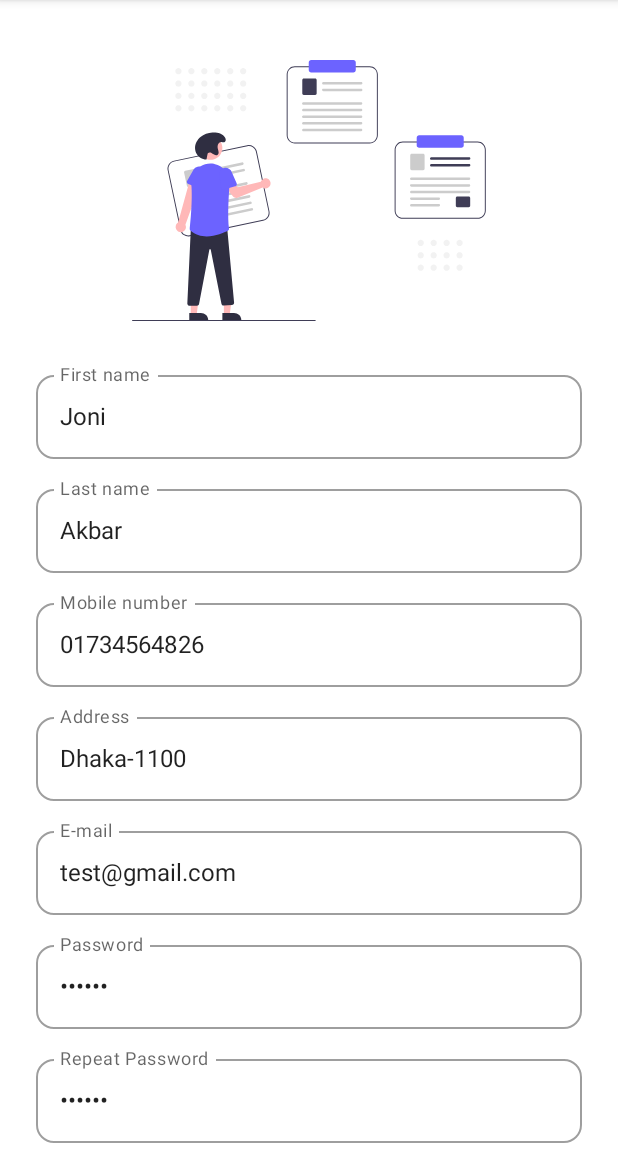
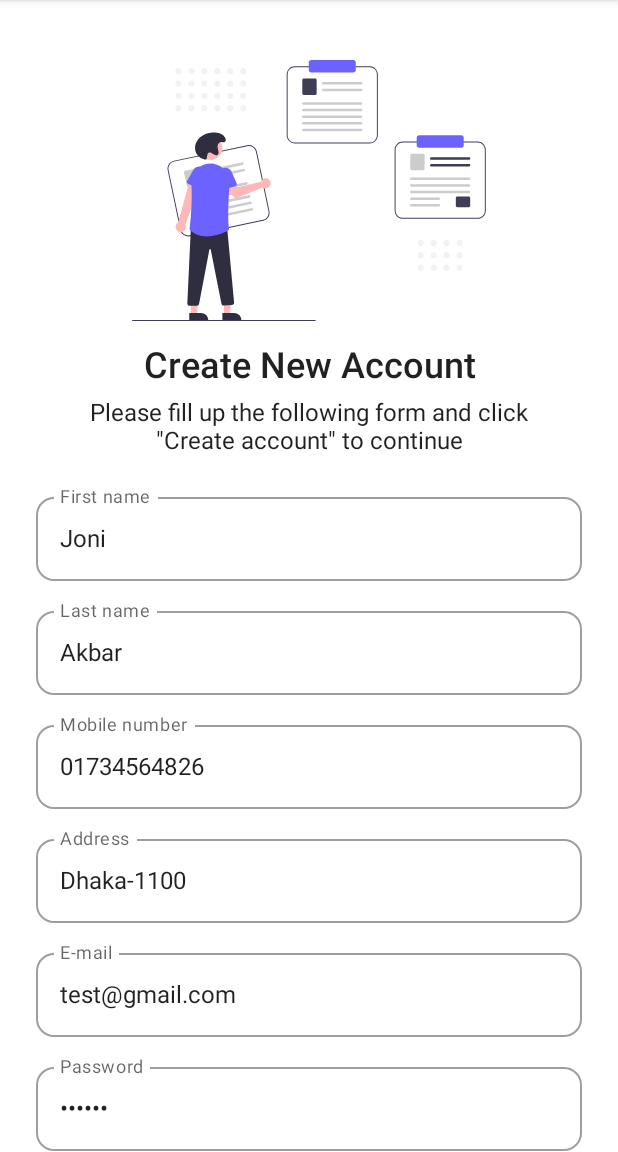
Before and after one commit to afjal-al-sayed/Super_Notes, an Android app built with Jetpack Compose: the SignUpScreen screen opened through its navigation route, on a phone screen of 412 x 824 dp, the part 84-1236 px from its top. Run offline under Robolectric (Android 15) with nearby library versions, the phone set to English and light mode, and no system bars; our stand-ins replace Dagger/Hilt's generated code, Firebase (no records; nobody signed in at launch, a user with empty details on screens opened directly).

Commit message:
sign up screen improvements

```diff
--- a/app/src/main/java/com/jackson/supernotes/presentation/screens/sign_up_screen/SignUpScreen.kt
+++ b/app/src/main/java/com/jackson/supernotes/presentation/screens/sign_up_screen/SignUpScreen.kt
@@ -30,9 +30,11 @@ import androidx.compose.ui.platform.LocalFocusManager
 import androidx.compose.ui.platform.LocalSoftwareKeyboardController
 import androidx.compose.ui.res.painterResource
 import androidx.compose.ui.text.TextStyle
+import androidx.compose.ui.text.font.FontWeight
 import androidx.compose.ui.text.input.ImeAction
 import androidx.compose.ui.text.input.KeyboardType
 import androidx.compose.ui.text.input.PasswordVisualTransformation
+import androidx.compose.ui.text.style.TextAlign
 import androidx.compose.ui.unit.dp
 import androidx.compose.ui.unit.sp
 import androidx.hilt.navigation.compose.hiltViewModel
@@ -64,6 +66,7 @@ fun SignUpScreen(
     val bannerImage = painterResource(id = R.drawable.ic_sign_up_banner)
     val listState = rememberLazyListState()
     val coroutineScope = rememberCoroutineScope()
+    val firstFieldIndex = 2;
 
     LaunchedEffect(true){
         viewModel.uiEvent.collect { event ->
@@ -116,11 +119,29 @@ fun SignUpScreen(
                         .fillMaxWidth()
                         .padding(horizontal = 64.dp, vertical = 16.dp)
                 )
+                Text(
+                    text = "Create New Account",
+                    style = TextStyle(
+                        fontWeight = FontWeight.Medium,
+                        fontSize = 24.sp,
+                        textAlign = TextAlign.Center
+                    ),
+                    modifier = Modifier
+                        .fillMaxWidth()
+                )
+                Text(
+                    text = "Please fill up the following form and click \"Create account\" to continue",
+                    textAlign = TextAlign.Center,
+                    modifier = Modifier
+                        .fillMaxWidth()
+                        .padding(horizontal = 16.dp, vertical = 8.dp),
+
+                )
             }
             SignUpInputField(
                 value = viewModel.firstName,
                 onValueChange = { viewModel.onEvent(SignUpEvents.OnFirstNameChanged(it)) },
-                fieldOrder = 2,
+                fieldOrder = firstFieldIndex,
                 label = "First name",
                 cornerRoundness = cornerRoundness,
                 isEnabled = fieldState,
@@ -131,7 +152,7 @@ fun SignUpScreen(
             SignUpInputField(
                 value = viewModel.lastName,
                 onValueChange = { viewModel.onEvent(SignUpEvents.OnLastNameChanged(it)) },
-                fieldOrder = 3,
+                fieldOrder = firstFieldIndex + 1,
                 label = "Last name",
                 cornerRoundness = cornerRoundness,
                 isEnabled = fieldState,
@@ -142,7 +163,7 @@ fun SignUpScreen(
             SignUpInputField(
                 value = viewModel.phoneNumber,
                 onValueChange = { viewModel.onEvent(SignUpEvents.OnPhoneNumberChanged(it)) },
-                fieldOrder = 4,
+                fieldOrder = firstFieldIndex + 2,
                 label = "Mobile number",
                 cornerRoundness = cornerRoundness,
                 isEnabled = fieldState,
@@ -154,7 +175,7 @@ fun SignUpScreen(
             SignUpInputField(
                 value = viewModel.address,
                 onValueChange = { viewModel.onEvent(SignUpEvents.OnAddressChanged(it)) },
-                fieldOrder = 5,
+                fieldOrder = firstFieldIndex + 3,
                 label = "Address",
                 cornerRoundness = cornerRoundness,
                 isEnabled = fieldState,
@@ -165,7 +186,7 @@ fun SignUpScreen(
             SignUpInputField(
                 value = viewModel.email,
                 onValueChange = { viewModel.onEvent(SignUpEvents.OnEmailChanged(it)) },
-                fieldOrder = 6,
+                fieldOrder = firstFieldIndex + 4,
                 label = "E-mail",
                 cornerRoundness = cornerRoundness,
                 isEnabled = fieldState,
@@ -177,7 +198,7 @@ fun SignUpScreen(
             SignUpInputField(
                 value = viewModel.password,
                 onValueChange = { viewModel.onEvent(SignUpEvents.OnPasswordChanged(it)) },
-                fieldOrder = 7,
+                fieldOrder = firstFieldIndex + 5,
                 label = "Password",
                 cornerRoundness = cornerRoundness,
                 isEnabled = fieldState,
@@ -190,7 +211,7 @@ fun SignUpScreen(
             SignUpInputField(
                 value = viewModel.repeatPassword,
                 onValueChange = { viewModel.onEvent(SignUpEvents.OnRepeatChanged(it)) },
-                fieldOrder = 8,
+                fieldOrder = firstFieldIndex + 6,
                 label = "Repeat Password",
                 cornerRoundness = cornerRoundness,
                 isEnabled = fieldState,
```
